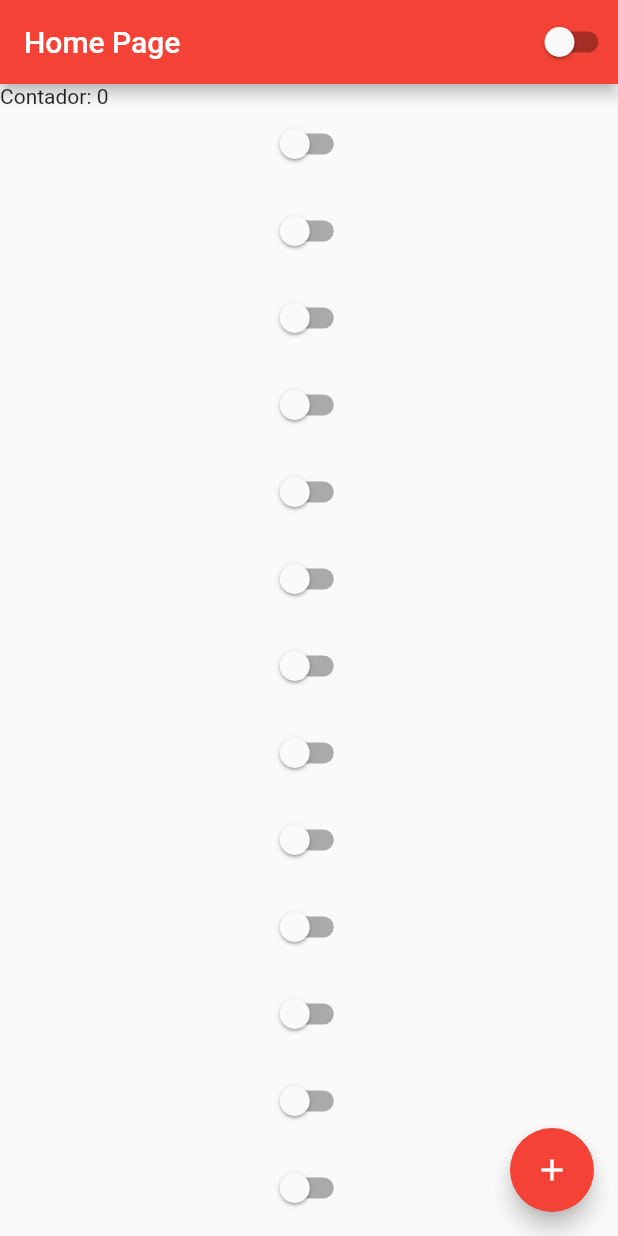
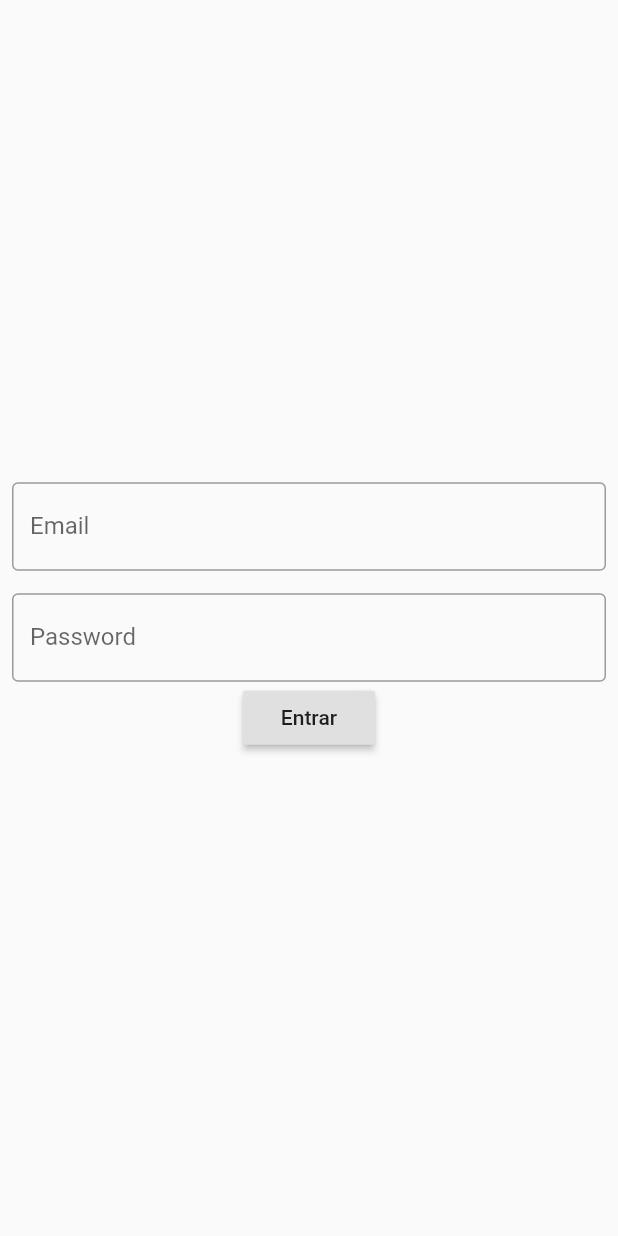
Before and after one commit to lucas-militao/Curso_de_Flutter, a Flutter app: the screen it shows after launch, on a phone screen of 412 x 824 dp. Run offline on Flutter 3.47's test engine with Material 2 defaults, Android fonts, the phone set to English and light mode, and no system bars.

Commit message:
Navegação entre telas (Manual)

```diff
--- a/lib/app_widget.dart
+++ b/lib/app_widget.dart
@@ -1,6 +1,7 @@
 import 'package:flutter/cupertino.dart';
 import 'package:flutter/material.dart';
 import 'package:ola_mundo/app_controller.dart';
+import 'package:ola_mundo/login_page.dart';
 
 import 'home_page.dart';
 
@@ -14,10 +15,12 @@ class AppWidget extends StatelessWidget {
         builder: (context, child) {
           return MaterialApp(
             theme: ThemeData(
-              brightness: AppController.instance.isDarkTheme ? Brightness.dark : Brightness.light,
+              brightness: AppController.instance.isDarkTheme
+              ? Brightness.dark
+              : Brightness.light,
               primarySwatch: Colors.red
             ),
-            home: HomePage(),
+            home: LoginPage(),
           );
         },
     );
--- a/lib/home_page.dart
+++ b/lib/home_page.dart
@@ -1,6 +1,5 @@
 import 'package:flutter/cupertino.dart';
 import 'package:flutter/material.dart';
-import 'package:flutter/rendering.dart';
 import 'package:ola_mundo/app_controller.dart';
 
 class HomePage extends StatefulWidget{
@@ -25,39 +24,10 @@ class HomePageState extends State<HomePage> {
       body: Container(
         width: double.infinity,
         height: double.infinity,
-              child: ListView (
-                scrollDirection: Axis.vertical,
-                // mainAxisAlignment: MainAxisAlignment.center,
+              child: Column(
+                mainAxisAlignment: MainAxisAlignment.center,
           children: [
             Text('Contador: $counter'),
-            CustomSwitcher(),
-            Container(height: 10,),
-            CustomSwitcher(),
-            Container(height: 10,),
-            CustomSwitcher(),
-            Container(height: 10,),
-            CustomSwitcher(),
-            Container(height: 10,),
-            CustomSwitcher(),
-            Container(height: 10,),
-            CustomSwitcher(),
-            Container(height: 10,),
-            CustomSwitcher(),
-            Container(height: 10,),
-            CustomSwitcher(),
-            Container(height: 10,),
-            CustomSwitcher(),
-            Container(height: 10,),
-            CustomSwitcher(),
-            Container(height: 10,),
-            CustomSwitcher(),
-            Container(height: 10,),
-            CustomSwitcher(),
-            Container(height: 10,),
-            CustomSwitcher(),
-            Container(height: 10,),
-            CustomSwitcher(),
-            Container(height: 10,),
             CustomSwitcher(),
             Container(height: 10,),
             Row(
--- /dev/null
+++ b/lib/login_page.dart
@@ -0,0 +1,66 @@
+import 'package:flutter/material.dart';
+import 'package:ola_mundo/home_page.dart';
+
+class LoginPage extends StatefulWidget {
+  @override
+  _LoginPageState createState() => _LoginPageState();
+}
+
+class _LoginPageState extends State<LoginPage> {
+  String email = '';
+  String password = '';
+
+  @override
+  Widget build(BuildContext context) {
+    return Scaffold(
+      body: SingleChildScrollView (
+        child: SizedBox(
+          width: MediaQuery.of(context).size.width,
+          height: MediaQuery.of(context).size.height,
+          child: Padding(
+            padding: const EdgeInsets.all(8.0),
+            child: Column(
+                  mainAxisAlignment:MainAxisAlignment.center,
+            children: [
+              TextField(
+                onChanged: (text) {
+                  email = text;
+                },
+                keyboardType: TextInputType.emailAddress,
+                decoration: InputDecoration(
+                  labelText: 'Email',
+                  border: OutlineInputBorder()
+                ),
+              ),
+
+              SizedBox(height: 15,),
+              TextField(
+                onChanged: (text) {
+                  password = text;
+                },
+                obscureText: true,
+                decoration: InputDecoration(
+                  labelText: 'Password',
+                  border: OutlineInputBorder()
+                ),
+              ),
+              RaisedButton(
+                onPressed: () {
+                  if (email == 'lucasmilitao@email.com' && password == 'lucas2312') {
+                    Navigator.of(context).pushReplacement(
+                      MaterialPageRoute(builder: (context) => HomePage())
+                    );
+                  } else {
+                    print('login incorreto');
+                  }
+                },
+                child: Text('Entrar'),
+              )
+            ],
+          ),
+          )
+        ),
+      )
+    );
+  }
+}
```
